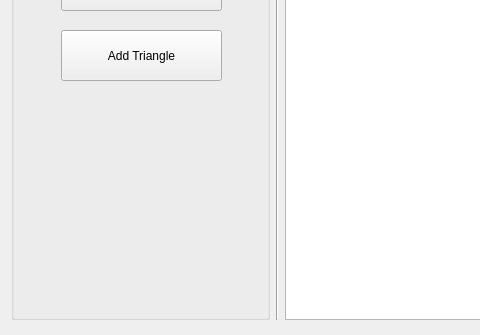
First picture: the form in SomePhysEngin/someenginmainwindow.ui, repository SomeTeam-SE2015/SomePhysEngin, before the edit; both pictures show x 0 to 480 and y 313 to 648 of the 1096 by 648 pixel window.
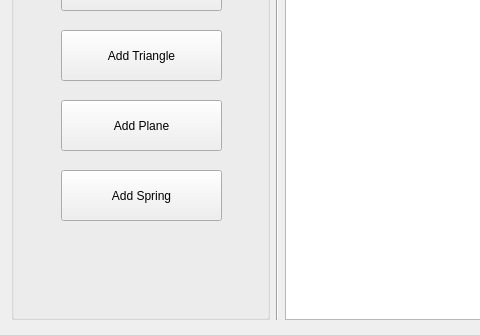
Second picture: the form after the edit. Custom widgets are drawn as their Qt base class.

Patch:
```diff
--- a/SomePhysEngin/someenginmainwindow.ui
+++ b/SomePhysEngin/someenginmainwindow.ui
@@ -87,6 +87,32 @@
           <string>Add Triangle</string>
          </property>
         </widget>
+        <widget class="QPushButton" name="pushButton_6">
+         <property name="geometry">
+          <rect>
+           <x>50</x>
+           <y>380</y>
+           <width>161</width>
+           <height>51</height>
+          </rect>
+         </property>
+         <property name="text">
+          <string>Add Plane</string>
+         </property>
+        </widget>
+        <widget class="QPushButton" name="pushButton_7">
+         <property name="geometry">
+          <rect>
+           <x>50</x>
+           <y>450</y>
+           <width>161</width>
+           <height>51</height>
+          </rect>
+         </property>
+         <property name="text">
+          <string>Add Spring</string>
+         </property>
+        </widget>
        </widget>
       </item>
       <item>
```
